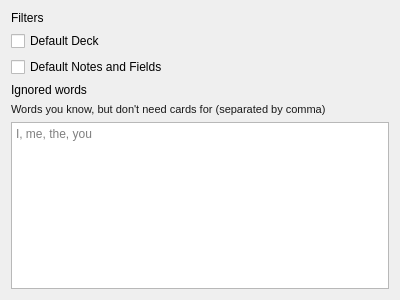
Old version of the form designer/config_search_tab.ui in the repository ll-in-anki/find-missing-words.
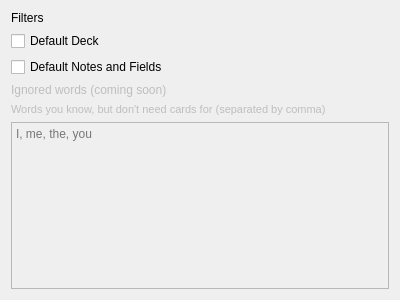
New version of the form.

Commit message: Add documentation, disable ignored words until done

```diff
--- a/designer/config_search_tab.ui
+++ b/designer/config_search_tab.ui
@@ -71,15 +71,21 @@
    </item>
    <item>
     <widget class="QLabel" name="label_3">
+     <property name="enabled">
+      <bool>false</bool>
+     </property>
      <property name="text">
-      <string>Ignored words</string>
+      <string>Ignored words (coming soon)</string>
      </property>
     </widget>
    </item>
    <item>
     <widget class="QLabel" name="label_4">
+     <property name="enabled">
+      <bool>false</bool>
+     </property>
      <property name="styleSheet">
-      <string notr="true">font-size: 11px; color: #191919</string>
+      <string notr="true">font-size: 11px</string>
      </property>
      <property name="text">
       <string>Words you know, but don't need cards for (separated by comma)</string>
@@ -88,6 +94,9 @@
    </item>
    <item>
     <widget class="QTextEdit" name="ignored_words_text_area">
+     <property name="enabled">
+      <bool>false</bool>
+     </property>
      <property name="acceptRichText">
       <bool>false</bool>
      </property>
```
The commit also changes 12 other files.
